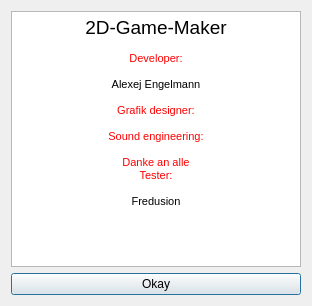
The window that about.ui (sudo-gedit/2D_Game_Creator) describes before a commit, drawn with Qt 5.
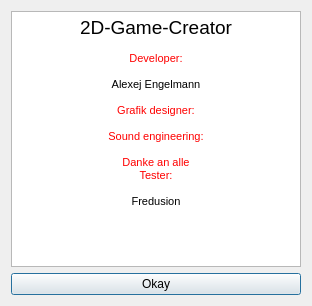
The same window after the commit.

```diff
--- a/about.ui
+++ b/about.ui
@@ -22,8 +22,8 @@
         <string>&lt;!DOCTYPE HTML PUBLIC &quot;-//W3C//DTD HTML 4.0//EN&quot; &quot;http://www.w3.org/TR/REC-html40/strict.dtd&quot;&gt;
 &lt;html&gt;&lt;head&gt;&lt;meta name=&quot;qrichtext&quot; content=&quot;1&quot; /&gt;&lt;style type=&quot;text/css&quot;&gt;
 p, li { white-space: pre-wrap; }
-&lt;/style&gt;&lt;/head&gt;&lt;body style=&quot; font-family:'Ubuntu'; font-size:11pt; font-weight:400; font-style:normal;&quot;&gt;
-&lt;p align=&quot;center&quot; style=&quot; margin-top:0px; margin-bottom:0px; margin-left:0px; margin-right:0px; -qt-block-indent:0; text-indent:0px;&quot;&gt;&lt;span style=&quot; font-family:'MS Shell Dlg 2'; font-size:14pt;&quot;&gt;2D-Game-Maker&lt;/span&gt;&lt;/p&gt;
+&lt;/style&gt;&lt;/head&gt;&lt;body style=&quot; font-family:'Cantarell'; font-size:11pt; font-weight:400; font-style:normal;&quot;&gt;
+&lt;p align=&quot;center&quot; style=&quot; margin-top:0px; margin-bottom:0px; margin-left:0px; margin-right:0px; -qt-block-indent:0; text-indent:0px;&quot;&gt;&lt;span style=&quot; font-family:'MS Shell Dlg 2'; font-size:14pt;&quot;&gt;2D-Game-Creator&lt;/span&gt;&lt;/p&gt;
 &lt;p align=&quot;center&quot; style=&quot;-qt-paragraph-type:empty; margin-top:0px; margin-bottom:0px; margin-left:0px; margin-right:0px; -qt-block-indent:0; text-indent:0px; font-family:'MS Shell Dlg 2'; font-size:8pt;&quot;&gt;&lt;br /&gt;&lt;/p&gt;
 &lt;p align=&quot;center&quot; style=&quot; margin-top:0px; margin-bottom:0px; margin-left:0px; margin-right:0px; -qt-block-indent:0; text-indent:0px;&quot;&gt;&lt;span style=&quot; font-family:'MS Shell Dlg 2'; font-size:8pt; color:#ff0000;&quot;&gt;Developer:&lt;/span&gt;&lt;/p&gt;
 &lt;p align=&quot;center&quot; style=&quot;-qt-paragraph-type:empty; margin-top:0px; margin-bottom:0px; margin-left:0px; margin-right:0px; -qt-block-indent:0; text-indent:0px; font-family:'MS Shell Dlg 2'; font-size:8pt;&quot;&gt;&lt;br /&gt;&lt;/p&gt;
```
